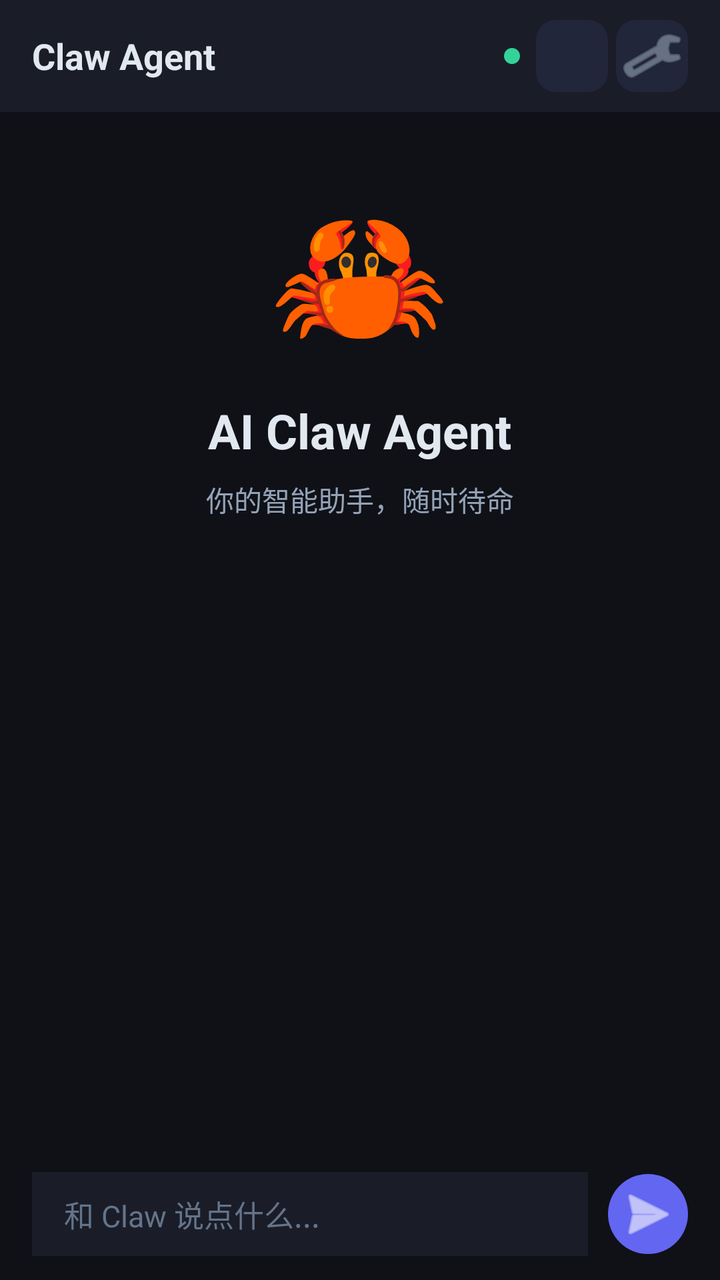
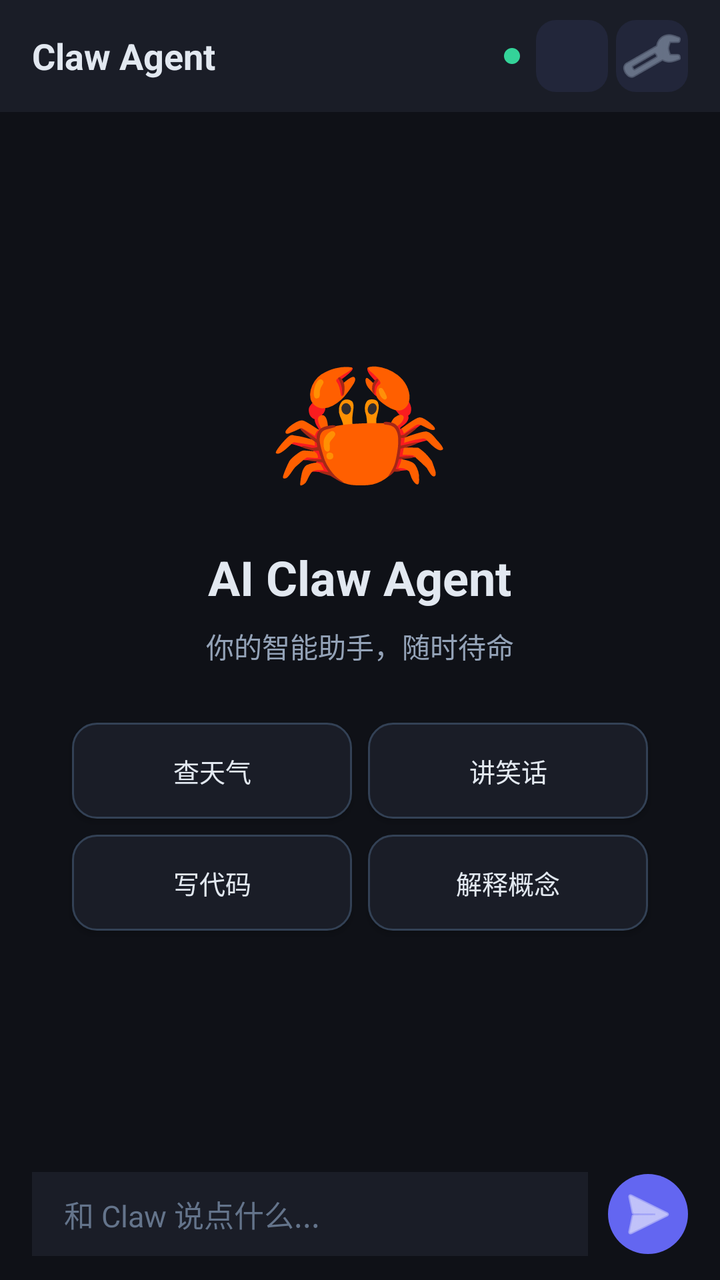

Compare the two renders of this Android layout. The source of the first and the diff that turns it into the second are given below.
<!-- AndroidManifest.xml: application theme Theme.ClawAgent -->
<!-- res/layout/activity_main.xml -->
<?xml version="1.0" encoding="utf-8"?>
<LinearLayout xmlns:android="http://schemas.android.com/apk/res/android"
    android:layout_width="match_parent"
    android:layout_height="match_parent"
    android:orientation="vertical"
    android:background="#0f1117">

    
    <LinearLayout
        android:layout_width="match_parent"
        android:layout_height="56dp"
        android:orientation="horizontal"
        android:gravity="center_vertical"
        android:paddingHorizontal="16dp"
        android:background="#1a1d27">

        <TextView
            android:layout_width="0dp"
            android:layout_height="wrap_content"
            android:layout_weight="1"
            android:text="Claw Agent"
            android:textColor="#e2e8f0"
            android:textSize="18sp"
            android:textStyle="bold" />

        <TextView
            android:layout_width="8dp"
            android:layout_height="8dp"
            android:background="@drawable/status_dot"
            android:layout_marginEnd="8dp" />

        <ImageButton
            android:id="@+id/newChatBtn"
            android:layout_width="36dp"
            android:layout_height="36dp"
            android:background="@drawable/btn_bg"
            android:tint="#94a3b8"
            android:backgroundTint="#22263a"
            android:contentDescription="新对话"
            android:layout_marginEnd="4dp"
            android:text="+" />

        <ImageButton
            android:id="@+id/settingsBtn"
            android:layout_width="36dp"
            android:layout_height="36dp"
            android:background="@drawable/btn_bg"
            android:tint="#94a3b8"
            android:backgroundTint="#22263a"
            android:contentDescription="设置"
            android:src="@android:drawable/ic_menu_preferences" />
    </LinearLayout>

    
    <LinearLayout
        android:id="@+id/welcomeLayout"
        android:layout_width="match_parent"
        android:layout_height="0dp"
        android:layout_weight="1"
        android:orientation="vertical"
        android:gravity="center"
        android:padding="32dp">

        <TextView
            android:layout_width="wrap_content"
            android:layout_height="wrap_content"
            android:text="🦀"
            android:textSize="72sp" />

        <TextView
            android:layout_width="wrap_content"
            android:layout_height="wrap_content"
            android:text="AI Claw Agent"
            android:textColor="#e2e8f0"
            android:textSize="24sp"
            android:textStyle="bold"
            android:layout_marginTop="16dp" />

        <TextView
            android:layout_width="wrap_content"
            android:layout_height="wrap_content"
            android:text="你的智能助手，随时待命"
            android:textColor="#94a3b8"
            android:textSize="14sp"
            android:layout_marginTop="8dp" />

        <GridLayout
            android:layout_width="match_parent"
            android:layout_height="wrap_content"
            android:columnCount="2"
            android:rowCount="2"
            android:layout_marginTop="24dp">

            <Button
                android:id="@+id/btnQuick1"
                android:onClick="sendQuick"
                android:layout_width="0dp"
                android:layout_height="wrap_content"
                android:layout_columnWeight="1"
                android:layout_rowWeight="1"
                android:text="查天气"
                android:textSize="13sp"
                android:background="@drawable/quick_btn_bg"
                android:textColor="#e2e8f0"
                android:layout_margin="4dp" />

            <Button
                android:id="@+id/btnQuick2"
                android:onClick="sendQuick"
                android:layout_width="0dp"
                android:layout_height="wrap_content"
                android:layout_columnWeight="1"
                android:layout_rowWeight="1"
                android:text="讲笑话"
                android:textSize="13sp"
                android:background="@drawable/quick_btn_bg"
                android:textColor="#e2e8f0"
                android:layout_margin="4dp" />

            <Button
                android:id="@+id/btnQuick3"
                android:onClick="sendQuick"
                android:layout_width="0dp"
                android:layout_height="wrap_content"
                android:layout_columnWeight="1"
                android:layout_rowWeight="1"
                android:text="写代码"
                android:textSize="13sp"
                android:background="@drawable/quick_btn_bg"
                android:textColor="#e2e8f0"
                android:layout_margin="4dp" />

            <Button
                android:id="@+id/btnQuick4"
                android:onClick="sendQuick"
                android:layout_width="0dp"
                android:layout_height="wrap_content"
                android:layout_columnWeight="1"
                android:layout_rowWeight="1"
                android:text="解释概念"
                android:textSize="13sp"
                android:background="@drawable/quick_btn_bg"
                android:textColor="#e2e8f0"
                android:layout_margin="4dp" />
        </GridLayout>
    </LinearLayout>

    
    <androidx.recyclerview.widget.RecyclerView
        android:id="@+id/recyclerView"
        android:layout_width="match_parent"
        android:layout_height="0dp"
        android:layout_weight="1"
        android:padding="16dp"
        android:clipToPadding="false" />

    
    <LinearLayout
        android:layout_width="match_parent"
        android:layout_height="wrap_content"
        android:orientation="horizontal"
        android:paddingHorizontal="16dp"
        android:paddingVertical="12dp"
        android:background="#0f1117"
        android:gravity="center_vertical">

        <EditText
            android:id="@+id/inputField"
            android:layout_width="0dp"
            android:layout_height="wrap_content"
            android:layout_weight="1"
            android:background="#1a1d27"
            android:hint="和 Claw 说点什么..."
            android:textColor="#e2e8f0"
            android:textColorHint="#64748b"
            android:textSize="15sp"
            android:paddingHorizontal="16dp"
            android:paddingVertical="10dp"
            android:maxLines="5"
            android:inputType="textMultiLine|textCapSentences"
            android:imeOptions="actionSend" />

        <ImageButton
            android:id="@+id/sendBtn"
            android:layout_width="40dp"
            android:layout_height="40dp"
            android:src="@android:drawable/ic_menu_send"
            android:background="@drawable/send_btn_bg"
            android:tint="#ffffff"
            android:layout_marginStart="10dp"
            android:contentDescription="发送" />
    </LinearLayout>
</LinearLayout>
<!-- resources referenced by this layout -->
<resources>
  <!-- drawable btn_bg (drawable) -->
  <?xml version="1.0" encoding="utf-8"?>
  <shape xmlns:android="http://schemas.android.com/apk/res/android"
      android:shape="rectangle">
      <solid android:color="#22263a" />
      <corners android:radius="10dp" />
  </shape>
  <!-- drawable quick_btn_bg (drawable) -->
  <?xml version="1.0" encoding="utf-8"?>
  <shape xmlns:android="http://schemas.android.com/apk/res/android"
      android:shape="rectangle">
      <solid android:color="#1a1d27" />
      <corners android:radius="12dp" />
      <stroke android:width="1dp" android:color="#334155" />
  </shape>
  <!-- drawable send_btn_bg (drawable) -->
  <?xml version="1.0" encoding="utf-8"?>
  <shape xmlns:android="http://schemas.android.com/apk/res/android"
      android:shape="rectangle">
      <solid android:color="#6366f1" />
      <corners android:radius="50dp" />
  </shape>
  <!-- drawable status_dot (drawable) -->
  <?xml version="1.0" encoding="utf-8"?>
  <shape xmlns:android="http://schemas.android.com/apk/res/android"
      android:shape="oval">
      <solid android:color="#34d399" />
      <size android:width="8dp" android:height="8dp" />
  </shape>
  <style name="Theme.ClawAgent" parent="Theme.Material3.DayNight.NoActionBar">
          <item name="colorPrimary">@color/accent</item>
          <item name="colorPrimaryContainer">@color/bg2</item>
          <item name="android:statusBarColor">@color/bg</item>
          <item name="android:navigationBarColor">@color/bg</item>
          <item name="android:windowLightStatusBar" tools:targetApi="m">false</item>
      </style>
  <color name="accent">#6366f1</color>
  <color name="bg2">#1a1d27</color>
  <color name="bg">#0f1117</color>
</resources>

<!-- the commit's change to res/layout/activity_main.xml (unified diff, before → after) -->
@@ -52,107 +52,113 @@
     </LinearLayout>
 
     
-    <LinearLayout
-        android:id="@+id/welcomeLayout"
+    <FrameLayout
         android:layout_width="match_parent"
         android:layout_height="0dp"
-        android:layout_weight="1"
-        android:orientation="vertical"
-        android:gravity="center"
-        android:padding="32dp">
+        android:layout_weight="1">
 
-        <TextView
-            android:layout_width="wrap_content"
-            android:layout_height="wrap_content"
-            android:text="🦀"
-            android:textSize="72sp" />
+        
+        <LinearLayout
+            android:id="@+id/welcomeLayout"
+            android:layout_width="match_parent"
+            android:layout_height="match_parent"
+            android:orientation="vertical"
+            android:gravity="center"
+            android:padding="32dp">
 
-        <TextView
-            android:layout_width="wrap_content"
-            android:layout_height="wrap_content"
-            android:text="AI Claw Agent"
-            android:textColor="#e2e8f0"
-            android:textSize="24sp"
-            android:textStyle="bold"
-            android:layout_marginTop="16dp" />
+            <TextView
+                android:layout_width="wrap_content"
+                android:layout_height="wrap_content"
+                android:text="🦀"
+                android:textSize="72sp" />
 
-        <TextView
-            android:layout_width="wrap_content"
-            android:layout_height="wrap_content"
-            android:text="你的智能助手，随时待命"
-            android:textColor="#94a3b8"
-            android:textSize="14sp"
-            android:layout_marginTop="8dp" />
+            <TextView
+                android:layout_width="wrap_content"
+                android:layout_height="wrap_content"
+                android:text="AI Claw Agent"
+                android:textColor="#e2e8f0"
+                android:textSize="24sp"
+                android:textStyle="bold"
+                android:layout_marginTop="16dp" />
 
-        <GridLayout
+            <TextView
+                android:layout_width="wrap_content"
+                android:layout_height="wrap_content"
+                android:text="你的智能助手，随时待命"
+                android:textColor="#94a3b8"
+                android:textSize="14sp"
+                android:layout_marginTop="8dp" />
+
+            <GridLayout
+                android:layout_width="match_parent"
+                android:layout_height="wrap_content"
+                android:columnCount="2"
+                android:rowCount="2"
+                android:layout_marginTop="24dp">
+
+                <Button
+                    android:id="@+id/btnQuick1"
+                    android:onClick="sendQuick"
+                    android:layout_width="0dp"
+                    android:layout_height="wrap_content"
+                    android:layout_columnWeight="1"
+                    android:layout_rowWeight="1"
+                    android:text="查天气"
+                    android:textSize="13sp"
+                    android:background="@drawable/quick_btn_bg"
+                    android:textColor="#e2e8f0"
+                    android:layout_margin="4dp" />
+
+                <Button
+                    android:id="@+id/btnQuick2"
+                    android:onClick="sendQuick"
+                    android:layout_width="0dp"
+                    android:layout_height="wrap_content"
+                    android:layout_columnWeight="1"
+                    android:layout_rowWeight="1"
+                    android:text="讲笑话"
+                    android:textSize="13sp"
+                    android:background="@drawable/quick_btn_bg"
+                    android:textColor="#e2e8f0"
+                    android:layout_margin="4dp" />
+
+                <Button
+                    android:id="@+id/btnQuick3"
+                    android:onClick="sendQuick"
+                    android:layout_width="0dp"
+                    android:layout_height="wrap_content"
+                    android:layout_columnWeight="1"
+                    android:layout_rowWeight="1"
+                    android:text="写代码"
+                    android:textSize="13sp"
+                    android:background="@drawable/quick_btn_bg"
+                    android:textColor="#e2e8f0"
+                    android:layout_margin="4dp" />
+
+                <Button
+                    android:id="@+id/btnQuick4"
+                    android:onClick="sendQuick"
+                    android:layout_width="0dp"
+                    android:layout_height="wrap_content"
+                    android:layout_columnWeight="1"
+                    android:layout_rowWeight="1"
+                    android:text="解释概念"
+                    android:textSize="13sp"
+                    android:background="@drawable/quick_btn_bg"
+                    android:textColor="#e2e8f0"
+                    android:layout_margin="4dp" />
+            </GridLayout>
+        </LinearLayout>
+
+        
+        <androidx.recyclerview.widget.RecyclerView
+            android:id="@+id/recyclerView"
             android:layout_width="match_parent"
-            android:layout_height="wrap_content"
-            android:columnCount="2"
-            android:rowCount="2"
-            android:layout_marginTop="24dp">
-
-            <Button
-                android:id="@+id/btnQuick1"
-                android:onClick="sendQuick"
-                android:layout_width="0dp"
-                android:layout_height="wrap_content"
-                android:layout_columnWeight="1"
-                android:layout_rowWeight="1"
-                android:text="查天气"
-                android:textSize="13sp"
-                android:background="@drawable/quick_btn_bg"
-                android:textColor="#e2e8f0"
-                android:layout_margin="4dp" />
-
-            <Button
-                android:id="@+id/btnQuick2"
-                android:onClick="sendQuick"
-                android:layout_width="0dp"
-                android:layout_height="wrap_content"
-                android:layout_columnWeight="1"
-                android:layout_rowWeight="1"
-                android:text="讲笑话"
-                android:textSize="13sp"
-                android:background="@drawable/quick_btn_bg"
-                android:textColor="#e2e8f0"
-                android:layout_margin="4dp" />
-
-            <Button
-                android:id="@+id/btnQuick3"
-                android:onClick="sendQuick"
-                android:layout_width="0dp"
-                android:layout_height="wrap_content"
-                android:layout_columnWeight="1"
-                android:layout_rowWeight="1"
-                android:text="写代码"
-                android:textSize="13sp"
-                android:background="@drawable/quick_btn_bg"
-                android:textColor="#e2e8f0"
-                android:layout_margin="4dp" />
-
-            <Button
-                android:id="@+id/btnQuick4"
-                android:onClick="sendQuick"
-                android:layout_width="0dp"
-                android:layout_height="wrap_content"
-                android:layout_columnWeight="1"
-                android:layout_rowWeight="1"
-                android:text="解释概念"
-                android:textSize="13sp"
-                android:background="@drawable/quick_btn_bg"
-                android:textColor="#e2e8f0"
-                android:layout_margin="4dp" />
-        </GridLayout>
-    </LinearLayout>
-
-    
-    <androidx.recyclerview.widget.RecyclerView
-        android:id="@+id/recyclerView"
-        android:layout_width="match_parent"
-        android:layout_height="0dp"
-        android:layout_weight="1"
-        android:padding="16dp"
-        android:clipToPadding="false" />
+            android:layout_height="match_parent"
+            android:padding="16dp"
+            android:clipToPadding="false"
+            android:visibility="gone" />
+    </FrameLayout>
 
     
     <LinearLayout
